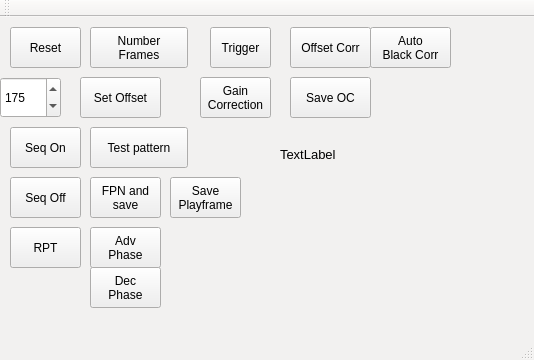
krontech/chronos-cam-app, file src/mainwindow.ui: the form before one commit.
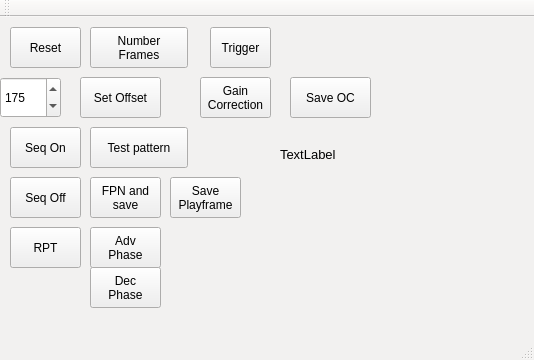
The form after the commit.

Commit message:
Remove ADC offsets from factory/manual calibration.
The live ADC offset training works well enough that we can remove it
from the factory calibration data, and perform it live when switching
resolutions instead.

```diff
--- a/src/mainwindow.ui
+++ b/src/mainwindow.ui
@@ -285,19 +285,6 @@
 Correction</string>
     </property>
    </widget>
-   <widget class="QPushButton" name="cmdOffsetCorrection">
-    <property name="geometry">
-     <rect>
-      <x>290</x>
-      <y>10</y>
-      <width>81</width>
-      <height>41</height>
-     </rect>
-    </property>
-    <property name="text">
-     <string>Offset Corr</string>
-    </property>
-   </widget>
    <widget class="QPushButton" name="cmdSaveOC">
     <property name="geometry">
      <rect>
@@ -311,20 +298,6 @@
      <string>Save OC</string>
     </property>
    </widget>
-   <widget class="QPushButton" name="cmdAutoBlack">
-    <property name="geometry">
-     <rect>
-      <x>370</x>
-      <y>10</y>
-      <width>81</width>
-      <height>41</height>
-     </rect>
-    </property>
-    <property name="text">
-     <string>Auto
-Black Corr</string>
-    </property>
-   </widget>
    <widget class="QPushButton" name="cmdSaveFrame">
     <property name="geometry">
      <rect>
```
Left out of the diff: 2 changed lines with no effect on the pictures. The commit also changes 7 other files.
